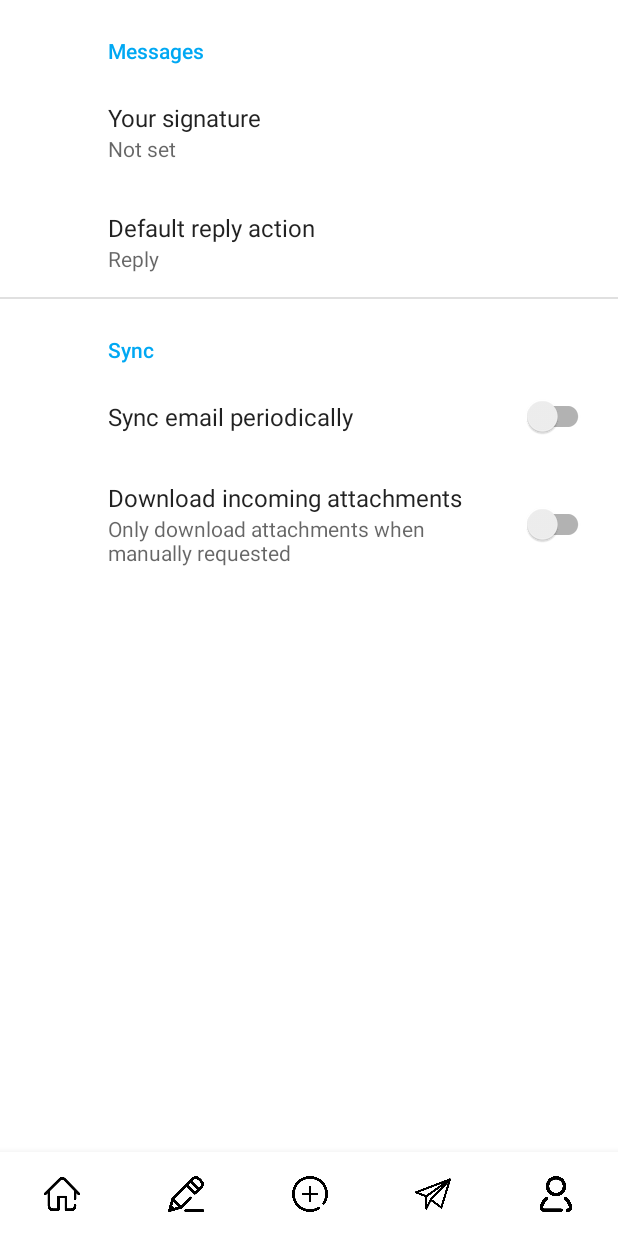
After one commit to MarcoSpina01/BeClever, an Android app: the fragment SettingsFragment placed in its activity, on a phone screen of 412 x 824 dp. The commit adds this screen. Run offline under Robolectric (Android 15) with nearby library versions, the phone set to English and light mode, and no system bars; our stand-ins replace Firebase (no records; nobody signed in at launch, a user with empty details on screens opened directly), androidx.preference; Roboto replaces fonts that are not available here.

Commit message:
SettingsFragment

```diff
--- a/app/build.gradle
+++ b/app/build.gradle
@@ -55,6 +55,7 @@
     implementation 'androidx.navigation:navigation-fragment-ktx:2.5.3'
     implementation 'androidx.navigation:navigation-ui-ktx:2.5.3'
     implementation 'com.google.firebase:firebase-firestore:24.1.1'
+    implementation 'androidx.preference:preference:1.2.0'
     testImplementation 'junit:junit:4.13.2'
     androidTestImplementation 'androidx.test.ext:junit:1.1.5'
     androidTestImplementation 'androidx.test.espresso:espresso-core:3.5.1'
--- a/app/src/main/java/com/example/beclever/ui/profile/ProfileFragment.kt
+++ b/app/src/main/java/com/example/beclever/ui/profile/ProfileFragment.kt
@@ -59,6 +59,15 @@
                 .commit()
         }
 
+        bindingView.button.setOnClickListener {
+
+            val fragment = SettingsFragment()
+            parentFragmentManager.beginTransaction()
+                .replace(R.id.fragment_container, fragment)
+                .addToBackStack(null)
+                .commit()
+        }
+
         bindingView.button5.setOnClickListener {
             logout()
         }
--- /dev/null
+++ b/app/src/main/java/com/example/beclever/ui/profile/SettingsFragment.kt
@@ -0,0 +1,42 @@
+package com.example.beclever.ui.profile
+
+import android.os.Bundle
+import androidx.preference.*
+import com.example.beclever.R
+
+class SettingsFragment : PreferenceFragmentCompat() {
+
+    override fun onCreatePreferences(savedInstanceState: Bundle?, rootKey: String?) {
+        setPreferencesFromResource(R.xml.root_preferences, rootKey)
+        // Qui puoi aggiungere logica per gestire le preferenze
+        val sharedPreferences = PreferenceManager.getDefaultSharedPreferences(requireContext())
+
+        // EditTextPreference
+        val signaturePreference = findPreference<EditTextPreference>("signature")
+        signaturePreference?.setOnPreferenceChangeListener { preference, newValue ->
+            sharedPreferences.edit().putString("signature", newValue.toString()).apply()
+            true
+        }
+
+        // ListPreference
+        val replyPreference = findPreference<ListPreference>("reply")
+        replyPreference?.setOnPreferenceChangeListener { preference, newValue ->
+            sharedPreferences.edit().putString("reply", newValue.toString()).apply()
+            true
+        }
+
+        // SwitchPreferenceCompat (sync)
+        val syncPreference = findPreference<SwitchPreferenceCompat>("sync")
+        syncPreference?.setOnPreferenceChangeListener { preference, newValue ->
+            sharedPreferences.edit().putBoolean("sync", newValue as Boolean).apply()
+            true
+        }
+
+        // SwitchPreferenceCompat (attachment)
+        val attachmentPreference = findPreference<SwitchPreferenceCompat>("attachment")
+        attachmentPreference?.setOnPreferenceChangeListener { preference, newValue ->
+            sharedPreferences.edit().putBoolean("attachment", newValue as Boolean).apply()
+            true
+        }
+    }
+}
--- /dev/null
+++ b/app/src/main/res/values/arrays.xml
@@ -0,0 +1,12 @@
+<resources>
+    <!-- Reply Preference -->
+    <string-array name="reply_entries">
+        <item>Reply</item>
+        <item>Reply to all</item>
+    </string-array>
+
+    <string-array name="reply_values">
+        <item>reply</item>
+        <item>reply_all</item>
+    </string-array>
+</resources>
--- a/app/src/main/res/values/strings.xml
+++ b/app/src/main/res/values/strings.xml
@@ -20,4 +20,18 @@
     <string name="title_notifications">Notifications</string>
     <!-- TODO: Remove or change this placeholder text -->
     <string name="hello_blank_fragment">Hello blank fragment</string>
+    <!-- Preference Titles -->
+    <string name="messages_header">Messages</string>
+    <string name="sync_header">Sync</string>
+
+    <!-- Messages Preferences -->
+    <string name="signature_title">Your signature</string>
+    <string name="reply_title">Default reply action</string>
+
+    <!-- Sync Preferences -->
+    <string name="sync_title">Sync email periodically</string>
+    <string name="attachment_title">Download incoming attachments</string>
+    <string name="attachment_summary_on">Automatically download attachments for incoming emails
+    </string>
+    <string name="attachment_summary_off">Only download attachments when manually requested</string>
 </resources>
--- /dev/null
+++ b/app/src/main/res/xml/root_preferences.xml
@@ -0,0 +1,35 @@
+<PreferenceScreen xmlns:app="http://schemas.android.com/apk/res-auto">
+
+    <PreferenceCategory app:title="@string/messages_header">
+
+        <EditTextPreference
+            app:key="signature"
+            app:title="@string/signature_title"
+            app:useSimpleSummaryProvider="true" />
+
+        <ListPreference
+            app:defaultValue="reply"
+            app:entries="@array/reply_entries"
+            app:entryValues="@array/reply_values"
+            app:key="reply"
+            app:title="@string/reply_title"
+            app:useSimpleSummaryProvider="true" />
+
+    </PreferenceCategory>
+
+    <PreferenceCategory app:title="@string/sync_header">
+
+        <SwitchPreferenceCompat
+            app:key="sync"
+            app:title="@string/sync_title" />
+
+        <SwitchPreferenceCompat
+            app:dependency="sync"
+            app:key="attachment"
+            app:summaryOff="@string/attachment_summary_off"
+            app:summaryOn="@string/attachment_summary_on"
+            app:title="@string/attachment_title" />
+
+    </PreferenceCategory>
+
+</PreferenceScreen>
```
